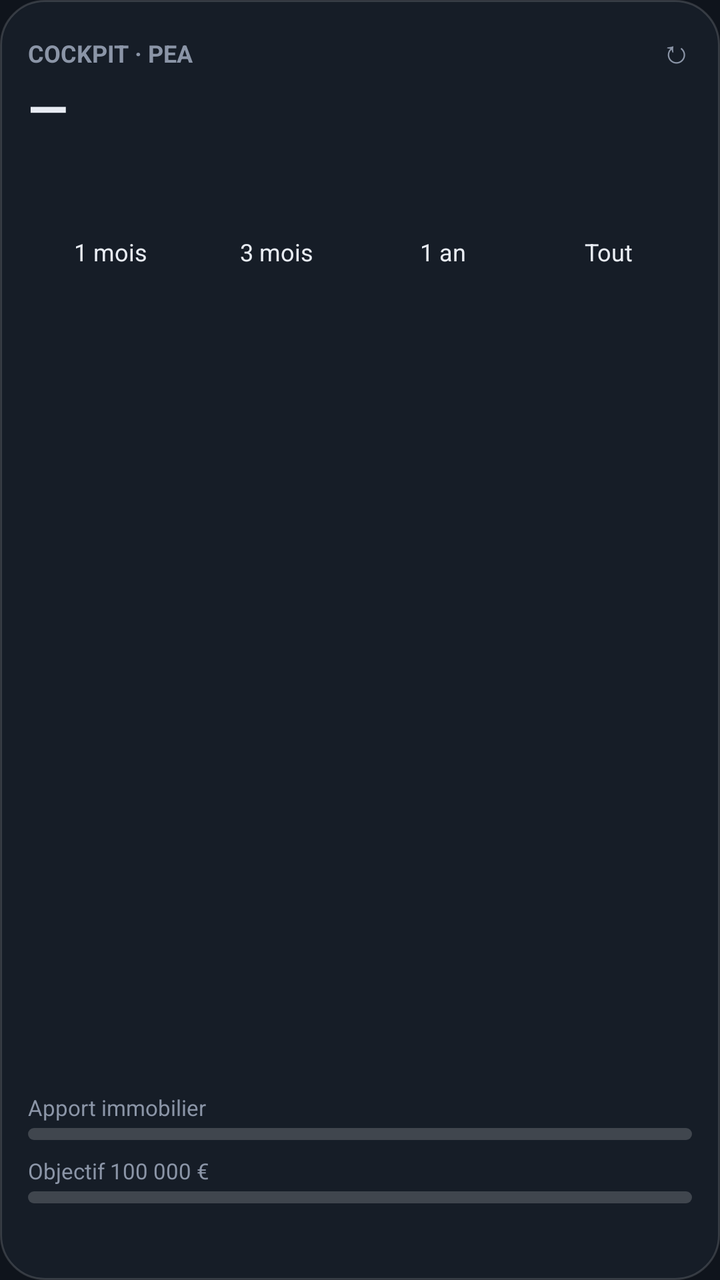
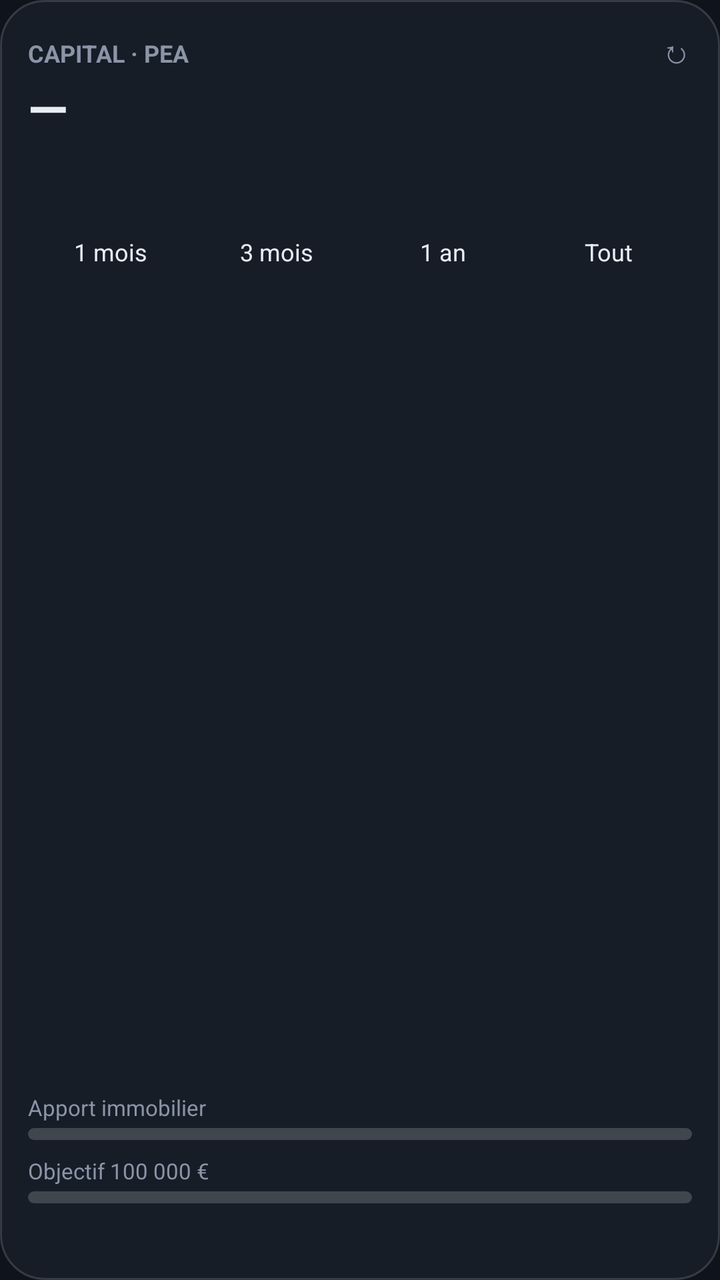

Screens rendered from an Android XML layout before and after an edit, with the pre-edit source and the edit as a unified diff.
<!-- AndroidManifest.xml: application theme AppTheme -->
<!-- res/layout/widget_dash.xml -->
<?xml version="1.0" encoding="utf-8"?>
<LinearLayout xmlns:android="http://schemas.android.com/apk/res/android"
    android:id="@+id/w_root" android:layout_width="match_parent" android:layout_height="match_parent"
    android:orientation="vertical" android:padding="14dp" android:background="@drawable/widget_bg">
    <LinearLayout android:layout_width="match_parent" android:layout_height="wrap_content" android:orientation="horizontal">
        <TextView android:layout_width="0dp" android:layout_weight="1" android:layout_height="wrap_content"
            android:text="COCKPIT · PEA" android:textColor="@color/muted" android:textSize="12sp" android:textStyle="bold"/>
        <TextView android:id="@+id/w_refresh" android:layout_width="wrap_content" android:layout_height="wrap_content"
            android:text="↻" android:textColor="@color/muted" android:textSize="16sp" android:paddingStart="10dp"/>
    </LinearLayout>
    <TextView android:id="@+id/w_value" android:layout_width="wrap_content" android:layout_height="wrap_content"
        android:text="—" android:textColor="@color/ink" android:textSize="26sp" android:textStyle="bold" android:maxLines="1"/>
    <TextView android:id="@+id/w_day" android:layout_width="wrap_content" android:layout_height="wrap_content"
        android:textColor="@color/gain" android:textSize="13sp" android:maxLines="1"/>
    <LinearLayout android:layout_width="match_parent" android:layout_height="wrap_content" android:orientation="horizontal">
        <TextView android:id="@+id/w_gain" android:layout_width="0dp" android:layout_weight="1" android:layout_height="wrap_content"
            android:textColor="@color/muted" android:textSize="11sp" android:maxLines="1"/>
        <TextView android:id="@+id/w_at" android:layout_width="wrap_content" android:layout_height="wrap_content"
            android:textColor="@color/muted" android:textSize="10sp" android:maxLines="1"/>
    </LinearLayout>
    <TextView android:id="@+id/w_rv" android:layout_width="match_parent" android:layout_height="wrap_content" android:paddingTop="8dp"
        android:textColor="@color/ink" android:textSize="13sp" android:maxLines="1" android:ellipsize="end" android:visibility="gone"/>
    <LinearLayout android:layout_width="match_parent" android:layout_height="wrap_content" android:orientation="horizontal" android:paddingTop="10dp">
        <TextView android:id="@+id/w_p0" android:layout_width="0dp" android:layout_weight="1" android:layout_height="wrap_content" android:gravity="center" android:paddingTop="4dp" android:paddingBottom="4dp" android:text="1 mois" android:textColor="@color/ink" android:textSize="12sp" android:background="@drawable/chip_off"/>
        <TextView android:id="@+id/w_p1" android:layout_width="0dp" android:layout_weight="1" android:layout_height="wrap_content" android:gravity="center" android:paddingTop="4dp" android:paddingBottom="4dp" android:text="3 mois" android:textColor="@color/ink" android:textSize="12sp" android:background="@drawable/chip_off"/>
        <TextView android:id="@+id/w_p2" android:layout_width="0dp" android:layout_weight="1" android:layout_height="wrap_content" android:gravity="center" android:paddingTop="4dp" android:paddingBottom="4dp" android:text="1 an" android:textColor="@color/ink" android:textSize="12sp" android:background="@drawable/chip_off"/>
        <TextView android:id="@+id/w_p3" android:layout_width="0dp" android:layout_weight="1" android:layout_height="wrap_content" android:gravity="center" android:paddingTop="4dp" android:paddingBottom="4dp" android:text="Tout" android:textColor="@color/ink" android:textSize="12sp" android:background="@drawable/chip_off"/>
    </LinearLayout>
    <TextView android:id="@+id/w_per" android:layout_width="match_parent" android:layout_height="wrap_content" android:paddingTop="6dp"
        android:textColor="@color/muted" android:textSize="11sp" android:maxLines="1"/>
    <ImageView android:id="@+id/w_chart" android:layout_width="match_parent" android:layout_height="0dp" android:layout_weight="1"
        android:minHeight="70dp" android:layout_marginTop="4dp" android:scaleType="fitXY" android:contentDescription="Évolution du PEA"/>
    <LinearLayout android:layout_width="match_parent" android:layout_height="wrap_content" android:id="@+id/w_ap_row" android:orientation="vertical" android:paddingTop="8dp">
        <LinearLayout android:layout_width="match_parent" android:layout_height="wrap_content" android:orientation="horizontal">
            <TextView android:layout_width="0dp" android:layout_weight="1" android:layout_height="wrap_content" android:text="Apport immobilier" android:textColor="@color/muted" android:textSize="11sp"/>
            <TextView android:id="@+id/w_ap" android:layout_width="wrap_content" android:layout_height="wrap_content" android:textColor="@color/ink" android:textSize="11sp" android:maxLines="1"/>
        </LinearLayout>
        <ProgressBar android:id="@+id/w_ap_bar" style="@android:style/Widget.ProgressBar.Horizontal" android:layout_width="match_parent" android:layout_height="6dp" android:layout_marginTop="3dp" android:max="100" android:progressDrawable="@drawable/bar"/>
    </LinearLayout>
    <LinearLayout android:layout_width="match_parent" android:layout_height="wrap_content" android:id="@+id/w_ms_row" android:orientation="vertical" android:paddingTop="8dp">
        <LinearLayout android:layout_width="match_parent" android:layout_height="wrap_content" android:orientation="horizontal">
            <TextView android:layout_width="0dp" android:layout_weight="1" android:layout_height="wrap_content" android:text="Objectif 100 000 €" android:textColor="@color/muted" android:textSize="11sp"/>
            <TextView android:id="@+id/w_ms" android:layout_width="wrap_content" android:layout_height="wrap_content" android:textColor="@color/ink" android:textSize="11sp" android:maxLines="1"/>
        </LinearLayout>
        <ProgressBar android:id="@+id/w_ms_bar" style="@android:style/Widget.ProgressBar.Horizontal" android:layout_width="match_parent" android:layout_height="6dp" android:layout_marginTop="3dp" android:max="100" android:progressDrawable="@drawable/bar"/>
    </LinearLayout>
    <TextView android:id="@+id/w_next" android:layout_width="match_parent" android:layout_height="wrap_content" android:paddingTop="8dp" android:textColor="@color/accent" android:textSize="12sp" android:maxLines="2"/>
    <TextView android:id="@+id/w_alert" android:layout_width="match_parent" android:layout_height="wrap_content" android:paddingTop="4dp" android:textColor="#F0B45A" android:textSize="11sp" android:maxLines="2" android:visibility="gone"/>
</LinearLayout>
<!-- resources referenced by this layout -->
<resources>
  <color name="accent">#6EA8FE</color>
  <color name="gain">#3FBF8F</color>
  <color name="ink">#E8ECF3</color>
  <color name="muted">#8B95A7</color>
  <!-- drawable bar (drawable) -->
  <?xml version="1.0" encoding="utf-8"?>
  <layer-list xmlns:android="http://schemas.android.com/apk/res/android">
      <item android:id="@android:id/background"><shape><solid android:color="#2EFFFFFF"/><corners android:radius="3dp"/></shape></item>
      <item android:id="@android:id/progress"><clip><shape><solid android:color="@color/accent"/><corners android:radius="3dp"/></shape></clip></item>
  </layer-list>
  <!-- drawable chip_off (drawable) -->
  <?xml version="1.0" encoding="utf-8"?>
  <shape xmlns:android="http://schemas.android.com/apk/res/android" android:shape="rectangle">
      <solid android:color="#00000000"/>
      <corners android:radius="10dp"/>
  </shape>
  <!-- drawable widget_bg (drawable) -->
  <?xml version="1.0" encoding="utf-8"?>
  <shape xmlns:android="http://schemas.android.com/apk/res/android" android:shape="rectangle">
      <solid android:color="#F2171E29"/>
      <corners android:radius="22dp"/>
      <stroke android:width="1dp" android:color="#26FFFFFF"/>
  </shape>
  <style name="AppTheme" parent="android:Theme.Material.NoActionBar">
          <item name="android:windowBackground">@color/bg</item>
          <item name="android:statusBarColor">@color/bg</item>
          <item name="android:navigationBarColor">@color/bg</item>
          <item name="android:colorAccent">@color/accent</item>
      </style>
  <color name="bg">#0F141C</color>
</resources>

<!-- the commit's change to res/layout/widget_dash.xml (unified diff, before → after) -->
@@ -4,7 +4,7 @@
     android:orientation="vertical" android:padding="14dp" android:background="@drawable/widget_bg">
     <LinearLayout android:layout_width="match_parent" android:layout_height="wrap_content" android:orientation="horizontal">
         <TextView android:layout_width="0dp" android:layout_weight="1" android:layout_height="wrap_content"
-            android:text="COCKPIT · PEA" android:textColor="@color/muted" android:textSize="12sp" android:textStyle="bold"/>
+            android:text="CAPITAL · PEA" android:textColor="@color/muted" android:textSize="12sp" android:textStyle="bold"/>
         <TextView android:id="@+id/w_refresh" android:layout_width="wrap_content" android:layout_height="wrap_content"
             android:text="↻" android:textColor="@color/muted" android:textSize="16sp" android:paddingStart="10dp"/>
     </LinearLayout>
